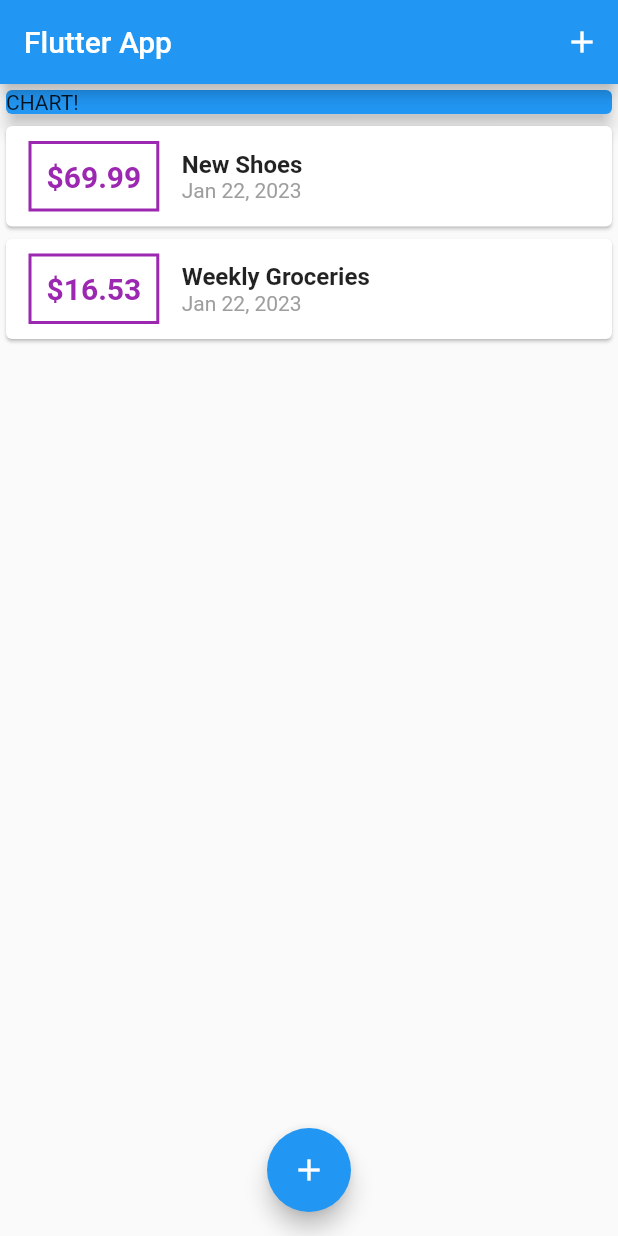
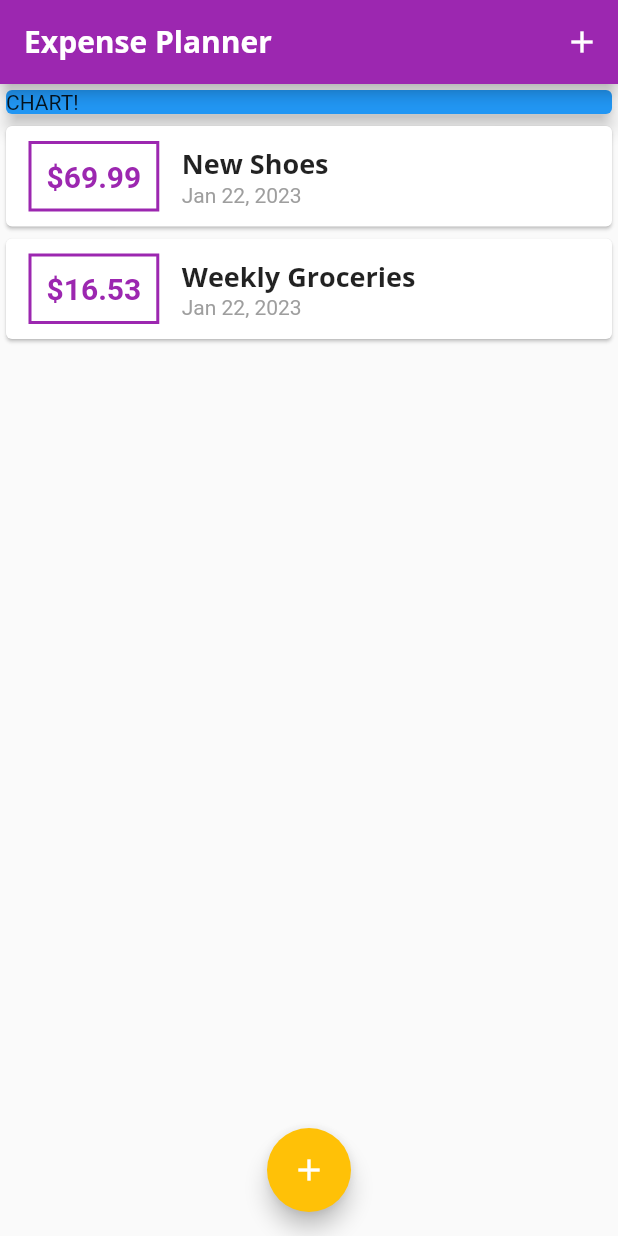
Before and after one commit to steadysamwise4/expense_planner, a Flutter app: the screen it shows after launch, on a phone screen of 412 x 824 dp. Run offline on Flutter 3.47's test engine with Material 2 defaults, Android fonts, the phone set to English and light mode, and no system bars.

Commit message:
Theme styling with custom fonts

```diff
--- a/lib/main.dart
+++ b/lib/main.dart
@@ -12,9 +12,37 @@ class MyApp extends StatelessWidget {
 
   @override
   Widget build(BuildContext context) {
-    return const MaterialApp(
-      title: 'Flutter App',
-      home: MyHomePage(),
+    return MaterialApp(
+      title: 'Expense Planner',
+      theme: ThemeData(
+          fontFamily: 'Quicksand',
+          textTheme: ThemeData.light().textTheme.copyWith(
+              headline6: const TextStyle(
+                  fontFamily: 'OpenSans',
+                  fontWeight: FontWeight.bold,
+                  fontSize: 18)),
+          appBarTheme: AppBarTheme(
+              toolbarTextStyle: ThemeData.light()
+                  .textTheme
+                  .copyWith(
+                      headline6: const TextStyle(
+                    fontFamily: 'OpenSans',
+                    fontSize: 20,
+                    fontWeight: FontWeight.bold,
+                  ))
+                  .bodyText2,
+              titleTextStyle: ThemeData.light()
+                  .textTheme
+                  .copyWith(
+                      headline6: const TextStyle(
+                    fontFamily: 'OpenSans',
+                    fontSize: 20,
+                    fontWeight: FontWeight.bold,
+                  ))
+                  .headline6),
+          colorScheme: ColorScheme.fromSwatch(primarySwatch: Colors.purple)
+              .copyWith(secondary: Colors.amber)),
+      home: const MyHomePage(),
     );
   }
 }
@@ -68,7 +96,7 @@ class _MyHomePageState extends State<MyHomePage> {
   Widget build(BuildContext context) {
     return Scaffold(
       appBar: AppBar(
-        title: const Text('Flutter App'),
+        title: const Text('Expense Planner'),
         actions: <Widget>[
           IconButton(
               onPressed: () => _startAddNewTransaction(context),
--- a/lib/widgets/transaction_list.dart
+++ b/lib/widgets/transaction_list.dart
@@ -20,26 +20,25 @@ class TransactionList extends StatelessWidget {
                     const EdgeInsets.symmetric(vertical: 10, horizontal: 15),
                 decoration: BoxDecoration(
                     border: Border.all(
-                  color: Colors.purple,
+                  color: Theme.of(context).colorScheme.primary,
                   width: 2,
                 )),
                 padding: const EdgeInsets.all(10),
                 child:
                     Text('\$${transactions[index].amount.toStringAsFixed(2)}',
-                        style: const TextStyle(
+                        style: TextStyle(
                           fontWeight: FontWeight.bold,
                           fontSize: 20,
-                          color: Colors.purple,
+                          color: Theme.of(context).colorScheme.primary,
                         )),
               ),
               Column(
                 crossAxisAlignment: CrossAxisAlignment.start,
                 children: <Widget>[
-                  Text(transactions[index].title,
-                      style: const TextStyle(
-                        fontSize: 16,
-                        fontWeight: FontWeight.bold,
-                      )),
+                  Text(
+                    transactions[index].title,
+                    style: Theme.of(context).textTheme.headline6,
+                  ),
                   Text(DateFormat.yMMMd().format(transactions[index].date),
                       style: const TextStyle(
                         color: Colors.grey,
```
Also changed, not shown: pubspec.yaml (+11 -6 lines), assets/fonts/OpenSans-Bold.ttf (added), assets/fonts/OpenSans-Regular.ttf (added), assets/fonts/Quicksand-Bold.ttf (added), assets/fonts/Quicksand-Light.ttf (added), assets/fonts/Quicksand-Medium.ttf (added), assets/fonts/Quicksand-Regular.ttf (added).
